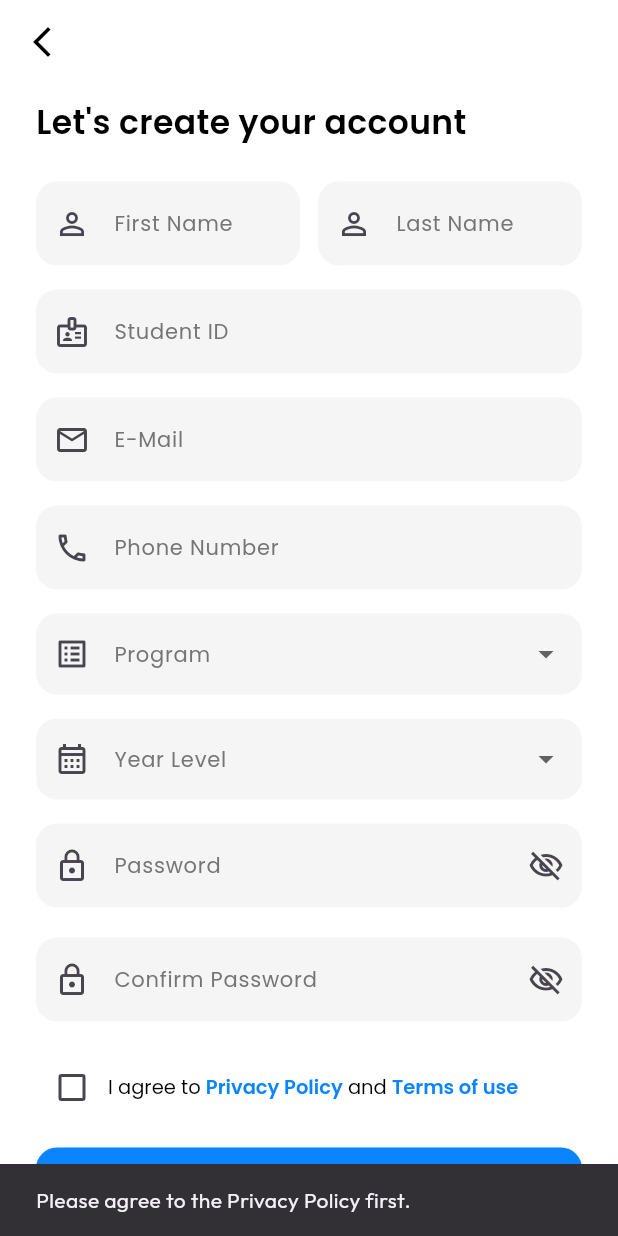
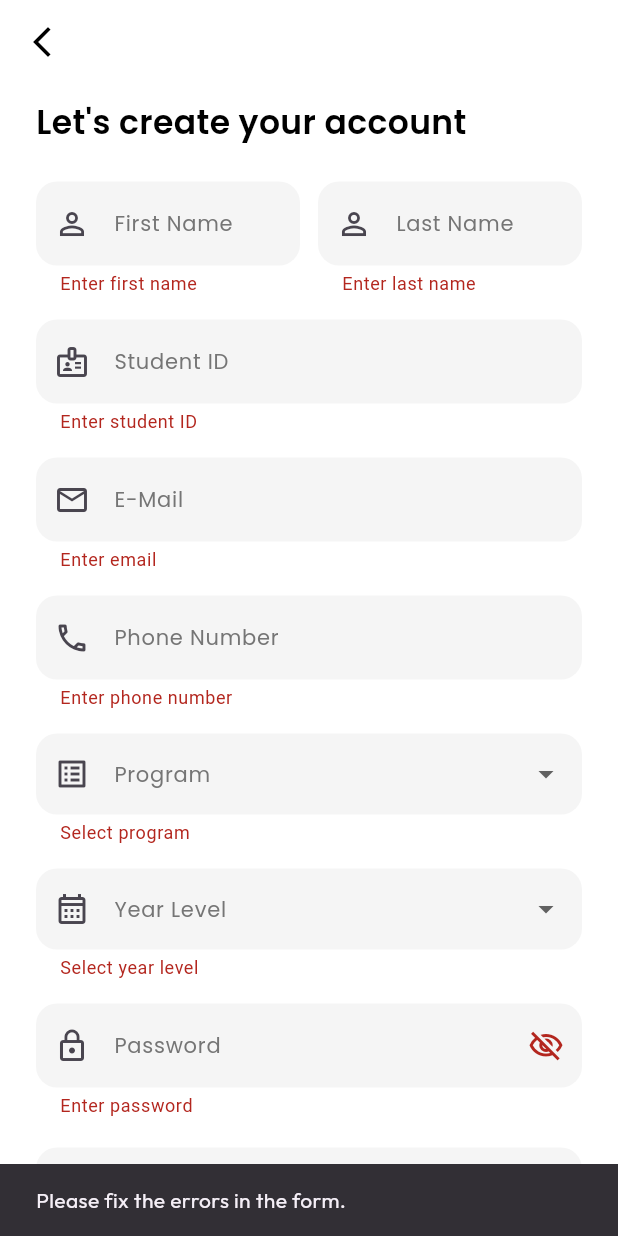
Before and after one commit to anthonyc-dev/ASCS-student-side-flutter, a Flutter app: the RegisterScreen screen opened by its route, after a tap on "Create Account", on a phone screen of 412 x 824 dp. Run offline on Flutter 3.47's test engine with Material 3 defaults, Android fonts, the light colour scheme and no system bars; our stand-ins replace flutter_dotenv, flutter_screenutil, font_awesome_flutter, google_fonts, google_nav_bar, introduction_screen and 2 more; accounts and stored records are empty.

Commit message:
add Form for input validation log in and register

```diff
--- a/lib/screens/example_login.dart
+++ b/lib/screens/example_login.dart
@@ -16,11 +16,20 @@ class _LoginScreenState extends State<LoginScreen> {
   bool _rememberMe = false;
   bool _obscurePassword = true;
   bool _isLoading = false;
+  final _formKey = GlobalKey<FormState>(); // Key to identify the form
 
   final TextEditingController _emailController = TextEditingController();
   final TextEditingController _passwordController = TextEditingController();
 
   Future<void> _login() async {
+    // Run form validation
+    if (!_formKey.currentState!.validate()) {
+      // Validation failed, do nothing further
+      // Optionally, you can show a snackbar:
+      showSnackBar(context, "Please fix the errors in the form.");
+      return; // Stop the login process
+    }
+
     String email = _emailController.text.trim();
     String password = _passwordController.text.trim();
 
@@ -132,7 +141,12 @@ class _LoginScreenState extends State<LoginScreen> {
               ),
               const SizedBox(height: 40),
 
-              TextField(
+              // --- Wrap inputs in a Form ---
+              Form(
+                key: _formKey,
+                child: Column(
+                  children: [
+                    TextFormField(
                       controller: _emailController,
                       decoration: InputDecoration(
                         labelText: "E-Mail",
@@ -148,10 +162,19 @@ class _LoginScreenState extends State<LoginScreen> {
                           borderSide: BorderSide.none,
                         ),
                       ),
+                      keyboardType: TextInputType.emailAddress,
+                      validator: (value) {
+                        if (value == null || value.isEmpty) {
+                          return "Please enter your email";
+                        }
+                        if (!RegExp(r'^[^@]+@[^@]+\.[^@]+').hasMatch(value)) {
+                          return "Enter a valid email";
+                        }
+                        return null;
+                      },
                     ),
                     const SizedBox(height: 20),
-
-              TextField(
+                    TextFormField(
                       controller: _passwordController,
                       obscureText: _obscurePassword,
                       decoration: InputDecoration(
@@ -168,7 +191,8 @@ class _LoginScreenState extends State<LoginScreen> {
                                 : Icons.visibility_outlined,
                           ),
                           onPressed: () {
-                      setState(() => _obscurePassword = !_obscurePassword);
+                            setState(
+                                () => _obscurePassword = !_obscurePassword);
                           },
                         ),
                         filled: true,
@@ -177,6 +201,18 @@ class _LoginScreenState extends State<LoginScreen> {
                           borderRadius: BorderRadius.circular(12),
                           borderSide: BorderSide.none,
                         ),
+                      ),
+                      validator: (value) {
+                        if (value == null || value.isEmpty) {
+                          return "Please enter your password";
+                        }
+                        if (value.length < 6) {
+                          return "Password must be at least 6 characters";
+                        }
+                        return null;
+                      },
+                    ),
+                  ],
                 ),
               ),
               const SizedBox(height: 10),
--- a/lib/screens/example_register.dart
+++ b/lib/screens/example_register.dart
@@ -26,6 +26,8 @@ class _RegisterScreenState extends State<RegisterScreen> {
   bool _obscurePassword = true;
   bool _obscureConfirm = true;
 
+  final _formKey = GlobalKey<FormState>();
+
   final List<String> _programs = [
     'BS Computer Science',
     'BS Information Technology',
@@ -41,18 +43,9 @@ class _RegisterScreenState extends State<RegisterScreen> {
   ];
 
   void _signUp() async {
-    String schoolId = _schoolIdController.text.trim();
-    String firstName = _firstNameController.text.trim();
-    String lastName = _lastNameController.text.trim();
-    String email = _emailController.text.trim();
-    String phoneNumber = _phoneController.text.trim();
-    String program = _selectedProgram ?? '';
-    String yearLevel = _selectedYearLevel ?? '';
-    String password = _passwordController.text.trim();
-    String confirmPassword = _cpasswordController.text.trim();
-
-    if (password != confirmPassword) {
-      showSnackBar(context, "Passwords do not match!");
+    if (!_formKey.currentState!.validate()) {
+      // Form validation failed
+      showSnackBar(context, "Please fix the errors in the form.");
       return;
     }
 
@@ -64,14 +57,14 @@ class _RegisterScreenState extends State<RegisterScreen> {
     Authentication auth = Authentication();
     String result = await auth.signUp(
       context: context,
-      schoolId: schoolId,
-      firstName: firstName,
-      lastName: lastName,
-      email: email,
-      phoneNumber: phoneNumber,
-      program: program,
-      yearLevel: yearLevel,
-      password: password,
+      schoolId: _schoolIdController.text.trim(),
+      firstName: _firstNameController.text.trim(),
+      lastName: _lastNameController.text.trim(),
+      email: _emailController.text.trim(),
+      phoneNumber: _phoneController.text.trim(),
+      program: _selectedProgram!,
+      yearLevel: _selectedYearLevel!,
+      password: _passwordController.text.trim(),
     );
 
     if (!mounted) return;
@@ -117,10 +110,11 @@ class _RegisterScreenState extends State<RegisterScreen> {
       body: SafeArea(
         child: SingleChildScrollView(
           padding: const EdgeInsets.symmetric(horizontal: 24, vertical: 10),
+          child: Form(
+            key: _formKey, // Assign form key
             child: Column(
               crossAxisAlignment: CrossAxisAlignment.start,
               children: [
-              // --- Title ---
                 Text(
                   "Let's create your account",
                   style: GoogleFonts.poppins(
@@ -135,18 +129,30 @@ class _RegisterScreenState extends State<RegisterScreen> {
                 Row(
                   children: [
                     Expanded(
-                    child: _buildTextField(
+                      child: _buildTextFormField(
                         controller: _firstNameController,
                         label: "First Name",
                         icon: Icons.person_outline,
+                        validator: (val) {
+                          if (val == null || val.isEmpty) {
+                            return "Enter first name";
+                          }
+                          return null;
+                        },
                       ),
                     ),
                     const SizedBox(width: 12),
                     Expanded(
-                    child: _buildTextField(
+                      child: _buildTextFormField(
                         controller: _lastNameController,
                         label: "Last Name",
                         icon: Icons.person_outline,
+                        validator: (val) {
+                          if (val == null || val.isEmpty) {
+                            return "Enter last name";
+                          }
+                          return null;
+                        },
                       ),
                     ),
                   ],
@@ -154,82 +160,119 @@ class _RegisterScreenState extends State<RegisterScreen> {
                 const SizedBox(height: 16),
 
                 // --- Student ID ---
-              _buildTextField(
+                _buildTextFormField(
                   controller: _schoolIdController,
                   label: "Student ID",
                   icon: Icons.badge_outlined,
+                  validator: (val) {
+                    if (val == null || val.isEmpty) return "Enter student ID";
+                    return null;
+                  },
                 ),
                 const SizedBox(height: 16),
 
                 // --- Email ---
-              _buildTextField(
+                _buildTextFormField(
                   controller: _emailController,
                   label: "E-Mail",
                   icon: Icons.email_outlined,
+                  keyboardType: TextInputType.emailAddress,
+                  validator: (val) {
+                    if (val == null || val.isEmpty) return "Enter email";
+                    if (!RegExp(r'^[^@]+@[^@]+\.[^@]+').hasMatch(val)) {
+                      return "Enter a valid email";
+                    }
+                    return null;
+                  },
                 ),
                 const SizedBox(height: 16),
 
                 // --- Phone Number ---
-              _buildTextField(
+                _buildTextFormField(
                   controller: _phoneController,
                   label: "Phone Number",
                   icon: Icons.phone_outlined,
+                  keyboardType: TextInputType.phone,
+                  validator: (val) {
+                    if (val == null || val.isEmpty) return "Enter phone number";
+                    if (val.length < 10) return "Invalid phone number";
+                    return null;
+                  },
                 ),
                 const SizedBox(height: 16),
 
                 // --- Program Dropdown ---
-              _buildDropdownField(
+                _buildDropdownFormField(
                   label: "Program",
                   icon: Icons.list_alt_outlined,
                   value: _selectedProgram,
                   items: _programs,
-                onChanged: (value) {
-                  setState(() => _selectedProgram = value);
+                  onChanged: (value) =>
+                      setState(() => _selectedProgram = value),
+                  validator: (val) {
+                    if (val == null || val.isEmpty) return "Select program";
+                    return null;
                   },
                 ),
                 const SizedBox(height: 16),
 
                 // --- Year Level Dropdown ---
-              _buildDropdownField(
+                _buildDropdownFormField(
                   label: "Year Level",
                   icon: Icons.calendar_month_outlined,
                   value: _selectedYearLevel,
                   items: _yearLevels,
-                onChanged: (value) {
-                  setState(() => _selectedYearLevel = value);
+                  onChanged: (value) =>
+                      setState(() => _selectedYearLevel = value),
+                  validator: (val) {
+                    if (val == null || val.isEmpty) return "Select year level";
+                    return null;
                   },
                 ),
                 const SizedBox(height: 16),
 
                 // --- Password ---
-              _buildPasswordField(
+                _buildPasswordFormField(
                   controller: _passwordController,
                   label: "Password",
                   obscure: _obscurePassword,
                   toggleVisibility: () =>
                       setState(() => _obscurePassword = !_obscurePassword),
+                  validator: (val) {
+                    if (val == null || val.isEmpty) return "Enter password";
+                    if (val.length < 6) {
+                      return "Password must be at least 6 characters";
+                    }
+                    return null;
+                  },
                 ),
                 const SizedBox(height: 20),
 
                 // --- Confirm Password ---
-              _buildPasswordField(
+                _buildPasswordFormField(
                   controller: _cpasswordController,
                   label: "Confirm Password",
                   obscure: _obscureConfirm,
                   toggleVisibility: () =>
                       setState(() => _obscureConfirm = !_obscureConfirm),
+                  validator: (val) {
+                    if (val == null || val.isEmpty) return "Confirm password";
+                    if (val != _passwordController.text) {
+                      return "Passwords do not match";
+                    }
+                    return null;
+                  },
                 ),
                 const SizedBox(height: 20),
 
-              // --- Terms and Conditions ---
+                // --- Terms Checkbox ---
                 Row(
                   children: [
                     Checkbox(
                       activeColor: primaryBlue,
                       value: _agreePolicy,
-                    onChanged: (val) {
-                      setState(() => _agreePolicy = val ?? false);
-                    },
+                      onChanged: (val) =>
+                          setState(() => _agreePolicy = val ?? false),
                     ),
                     Expanded(
                       child: RichText(
@@ -263,7 +306,7 @@ class _RegisterScreenState extends State<RegisterScreen> {
                 ),
                 const SizedBox(height: 16),
 
-              // --- Create Account Button ---
+                // --- Sign Up Button ---
                 SizedBox(
                   width: double.infinity,
                   height: 55,
@@ -285,22 +328,26 @@ class _RegisterScreenState extends State<RegisterScreen> {
                     ),
                   ),
                 ),
-              const SizedBox(height: 20),
               ],
+            ),
           ),
         ),
       ),
     );
   }
 
-  // --- Text Field Builder ---
-  Widget _buildTextField({
+  // --- TextFormField Builder ---
+  Widget _buildTextFormField({
     required TextEditingController controller,
     required String label,
     required IconData icon,
+    TextInputType keyboardType = TextInputType.text,
+    String? Function(String?)? validator,
   }) {
-    return TextField(
+    return TextFormField(
       controller: controller,
+      keyboardType: keyboardType,
+      validator: validator,
       decoration: InputDecoration(
         labelText: label,
         labelStyle: GoogleFonts.poppins(
@@ -318,17 +365,21 @@ class _RegisterScreenState extends State<RegisterScreen> {
     );
   }
 
-  // --- Dropdown Field Builder ---
-  Widget _buildDropdownField({
+  // --- DropdownFormField Builder ---
+  Widget _buildDropdownFormField({
     required String label,
     required IconData icon,
     required String? value,
     required List<String> items,
     required ValueChanged<String?> onChanged,
+    String? Function(String?)? validator,
   }) {
     return DropdownButtonFormField<String>(
+      initialValue: value,
+      validator: validator,
       decoration: InputDecoration(
-        contentPadding: const EdgeInsets.symmetric(vertical: 15),
+        contentPadding:
+            const EdgeInsets.symmetric(vertical: 15, horizontal: 12),
         labelText: label,
         labelStyle: GoogleFonts.poppins(
           color: Colors.grey[600],
@@ -342,27 +393,28 @@ class _RegisterScreenState extends State<RegisterScreen> {
           borderSide: BorderSide.none,
         ),
       ),
-      initialValue: value,
-      items: items
-          .map((item) => DropdownMenuItem(
+      items: items.map((item) {
+        return DropdownMenuItem(
           value: item,
           child: Text(item),
-              ))
-          .toList(),
+        );
+      }).toList(),
       onChanged: onChanged,
     );
   }
 
-  // --- Password Field Builder ---
-  Widget _buildPasswordField({
+  // --- PasswordFormField Builder ---
+  Widget _buildPasswordFormField({
     required TextEditingController controller,
     required String label,
     required bool obscure,
     required VoidCallback toggleVisibility,
+    String? Function(String?)? validator,
   }) {
-    return TextField(
+    return TextFormField(
       controller: controller,
       obscureText: obscure,
+      validator: validator,
       decoration: InputDecoration(
         labelText: label,
         labelStyle: GoogleFonts.poppins(
--- a/pubspec.yaml
+++ b/pubspec.yaml
@@ -51,6 +51,7 @@ dependencies:
   font_awesome_flutter: ^10.10.0
   shared_preferences: ^2.5.3
   introduction_screen: ^4.0.0
+  dio: ^5.9.0
 
 dev_dependencies:
   flutter_test:
```
Also changed, not shown: pubspec.lock. Lines whose indentation alone changed are shown as unchanged.
